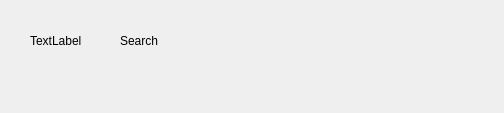
This is src/ui/searchbar.ui in fredollinger/KTomGirl as Qt 5 draws it before an edit. The edited form follows.
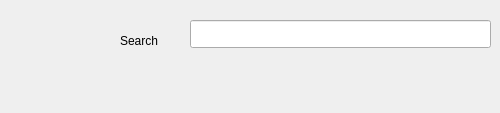
This is the edited form. Icons and pictures are not drawn.

Commit message: Slightly ugly, but almost there with searchbar (stub) added.

What changed in the file:
```diff
--- a/src/ui/searchbar.ui
+++ b/src/ui/searchbar.ui
@@ -6,28 +6,33 @@
    <rect>
     <x>0</x>
     <y>0</y>
-    <width>504</width>
+    <width>500</width>
     <height>113</height>
    </rect>
   </property>
+  <property name="sizePolicy">
+   <sizepolicy hsizetype="Fixed" vsizetype="Fixed">
+    <horstretch>0</horstretch>
+    <verstretch>0</verstretch>
+   </sizepolicy>
+  </property>
+  <property name="minimumSize">
+   <size>
+    <width>500</width>
+    <height>113</height>
+   </size>
+  </property>
+  <property name="maximumSize">
+   <size>
+    <width>500</width>
+    <height>500</height>
+   </size>
+  </property>
   <property name="windowTitle">
    <string>DockWidget</string>
   </property>
   <widget class="QWidget" name="dockWidgetContents">
-   <widget class="QLabel" name="label">
-    <property name="geometry">
-     <rect>
-      <x>20</x>
-      <y>9</y>
-      <width>77</width>
-      <height>61</height>
-     </rect>
-    </property>
-    <property name="text">
-     <string/>
-    </property>
-   </widget>
-   <widget class="QLabel" name="label_2">
+   <widget class="QLabel" name="labelIcon">
     <property name="geometry">
      <rect>
       <x>30</x>
@@ -37,7 +42,13 @@
      </rect>
     </property>
     <property name="text">
-     <string>TextLabel</string>
+     <string/>
+    </property>
+    <property name="pixmap">
+     <pixmap resource="ktomgirl.qrc">:/icons/search.png</pixmap>
+    </property>
+    <property name="scaledContents">
+     <bool>true</bool>
     </property>
    </widget>
    <widget class="QLabel" name="label_3">
@@ -53,6 +64,16 @@
      <string>Search</string>
     </property>
    </widget>
+   <widget class="QLineEdit" name="lineEditSearch">
+    <property name="geometry">
+     <rect>
+      <x>190</x>
+      <y>20</y>
+      <width>301</width>
+      <height>28</height>
+     </rect>
+    </property>
+   </widget>
   </widget>
  </widget>
  <resources/>
```
Left out of the diff: 10 changed lines with no effect on the pictures. The commit also changes 6 other files.
